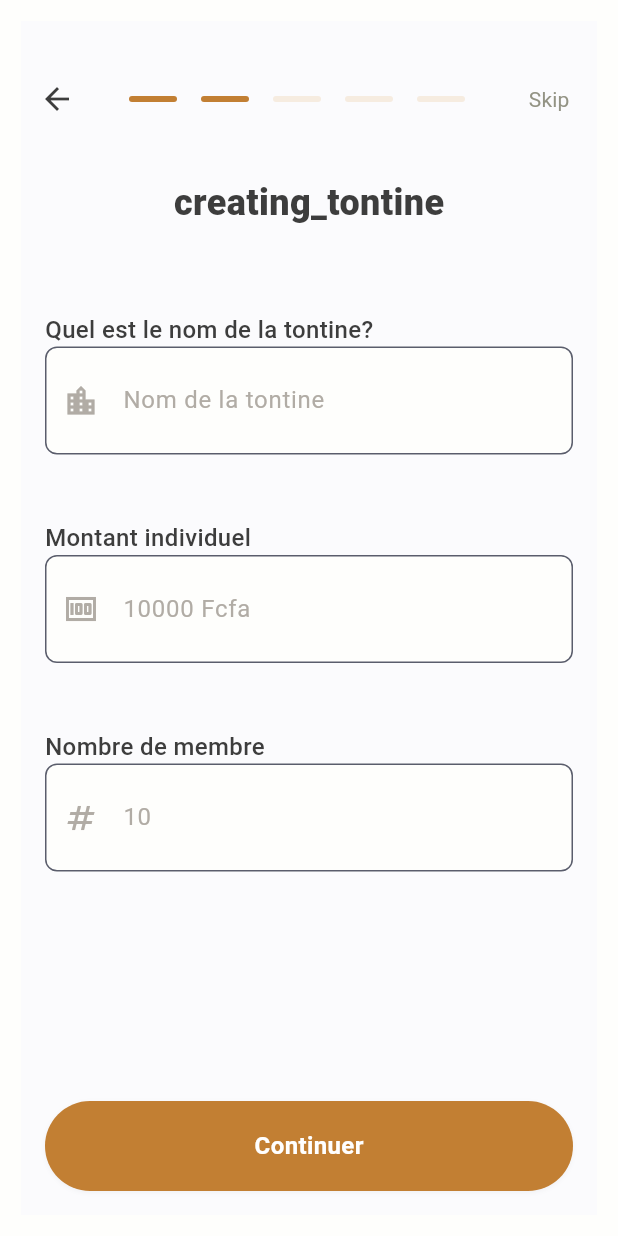
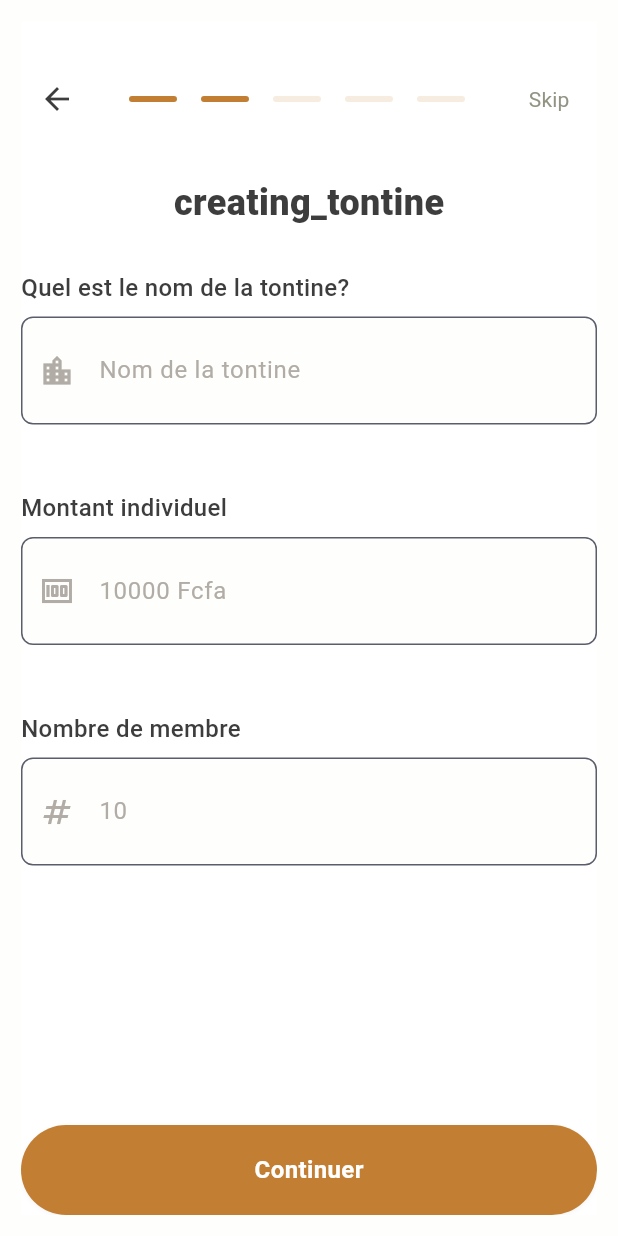
Before and after one commit to konnofuente/manzon, a Flutter app: the CreateTontinePage screen opened by its route, after a tap on "Skip", on a phone screen of 412 x 824 dp. Run offline on Flutter 3.47's test engine with Material 3 defaults, Android fonts, the light colour scheme and no system bars; our stand-ins replace cloud_firestore, connectivity_plus, contacts_service, equatable, firebase_auth, firebase_core and 10 more; missing offline and left inert: connection_notifier, firebase_app_check; accounts and stored records are empty; network calls fail; Roboto replaces fonts that are missing (Rubik); project files that could hold a hidden picture were left out.

Commit message:
refactor(app): #15 updated design

```diff
--- a/lib/presentation/controllers/create_association_controller.dart
+++ b/lib/presentation/controllers/create_association_controller.dart
@@ -9,7 +9,6 @@ import 'package:manzon/presentation/widgets/toast_utils.dart';
 import 'package:manzon/app/config/routes/app_route_names.dart';
 import 'package:manzon/app/services/connectivity_service.dart';
 import '../../domain/usecases/export_domain_repositories.dart';
-import 'package:manzon/domain/entities/association_entity.dart';
 import 'package:manzon/infrastructure/services/local_storage_service.dart';
 
 class CreateAssociationController extends GetxController {
--- a/lib/presentation/pages/create_tontine/components/financial_information.dart
+++ b/lib/presentation/pages/create_tontine/components/financial_information.dart
@@ -10,15 +10,19 @@ class FinancialInformation extends StatelessWidget {
 
   @override
   Widget build(BuildContext context) {
-    return Padding(
-      padding: const EdgeInsets.all(16.0),
-      child: Column(
+    return Column(
       crossAxisAlignment: CrossAxisAlignment.start,
       children: [
         Text('Type d\'amande',
             style: getMediumStyle(
                 color: AppColors.blackNormal, fontSize: FontSize.s16)),
-          Row(
+        Container(
+          width: double.infinity,
+          padding: EdgeInsetsDirectional.symmetric(vertical: AppPadding.p18),
+          child: Row(
+            children: [
+              Expanded(
+                child: Row(
                   children: [
                     Radio(
                       value: 'Pourcentage',
@@ -28,6 +32,12 @@ class FinancialInformation extends StatelessWidget {
                       },
                     ),
                     Text('Pourcentage'),
+                  ],
+                ),
+              ),
+              Expanded(
+                child: Row(
+                  children: [
                     Radio(
                       value: 'Montant fixe',
                       groupValue: controller.penaltyType.value,
@@ -38,6 +48,15 @@ class FinancialInformation extends StatelessWidget {
                     Text('Montant fixe'),
                   ],
                 ),
+              ),
+            ],
+          ),
+        ),
+        Text('Entrer le pourcentage',
+            style: getMediumStyle(
+                color: AppColors.blackNormal, fontSize: FontSize.s16)),
+        SizedBox(height: AppSize.s8),
+
         TextFieldWidget(
           prefixIcon: Icons.percent,
           hintText: "Entrer le pourcentage".tr,
@@ -46,10 +65,12 @@ class FinancialInformation extends StatelessWidget {
           keyboardType: TextInputType.number,
           readOnly: false,
         ),
-          SizedBox(height: AppSize.s16),
+        // SizedBox(height: AppSize.s14),
         Text('Frequence de bouffe',
             style: getMediumStyle(
                 color: AppColors.blackNormal, fontSize: FontSize.s16)),
+        Column(
+          children: [
             Row(
               children: [
                 Radio(
@@ -61,6 +82,10 @@ class FinancialInformation extends StatelessWidget {
                   },
                 ),
                 Text('Toutes les semaines'),
+              ],
+            ),
+            Row(
+              children: [
                 Radio(
                   value: ContributionFrequency.monthly,
                   groupValue: controller.contributionFrequency.value,
@@ -72,30 +97,40 @@ class FinancialInformation extends StatelessWidget {
                 Text('Tous les mois'),
               ],
             ),
+          ],
+        ),
         SizedBox(height: AppSize.s16),
         Text('Frequence de contribution',
             style: getMediumStyle(
                 color: AppColors.blackNormal, fontSize: FontSize.s16)),
+        Column(
+          children: [
             Row(
               children: [
                 Radio(
                   value: ReceiverFrequency.monthly,
                   groupValue: controller.receiverFrequency.value,
                   onChanged: (value) {
-                  controller.updateReceiverFrequency(
-                      value as ReceiverFrequency);
+                    controller
+                        .updateReceiverFrequency(value as ReceiverFrequency);
                   },
                 ),
                 Text('Toutes les semaines'),
+              ],
+            ),
+            Row(
+              children: [
                 Radio(
                   value: ReceiverFrequency.monthly,
                   groupValue: controller.receiverFrequency.value,
                   onChanged: (value) {
-                  controller.updateReceiverFrequency(
-                      value as ReceiverFrequency);
+                    controller
+                        .updateReceiverFrequency(value as ReceiverFrequency);
                   },
                 ),
                 Text('Tous les mois'),
+              ],
+            ),
           ],
         ),
         Spacer(),
@@ -108,7 +143,6 @@ class FinancialInformation extends StatelessWidget {
           borderRadius: 50.0,
         ),
       ],
-      ),
     );
   }
 }
--- a/lib/presentation/pages/create_tontine/components/tontine_information.dart
+++ b/lib/presentation/pages/create_tontine/components/tontine_information.dart
@@ -4,19 +4,25 @@ import 'package:manzon/presentation/widgets/export_widget.dart';
 import 'package:manzon/app/config/theme/export_theme_manager.dart';
 import 'package:manzon/presentation/controllers/create_tontine_controller.dart';
 
-class TontineInformation extends StatelessWidget {
+class TontineInformation extends StatefulWidget {
+  @override
+  State<TontineInformation> createState() => _TontineInformationState();
+}
+
+class _TontineInformationState extends State<TontineInformation> {
   final CreateTontineController controller = Get.find();
 
   @override
   Widget build(BuildContext context) {
-    return Padding(
-      padding: const EdgeInsets.all(16.0),
-      child: Column(
+    return Column(
       crossAxisAlignment: CrossAxisAlignment.start,
       children: [
         Text('Quel est le nom de la tontine?',
             style: getMediumStyle(
                 color: AppColors.blackNormal, fontSize: FontSize.s16)),
+        const SizedBox(
+          height: AppPadding.p8,
+        ),
         TextFieldWidget(
           prefixIcon: Icons.location_city,
           hintText: "Nom de la tontine".tr,
@@ -25,10 +31,13 @@ class TontineInformation extends StatelessWidget {
           keyboardType: TextInputType.text,
           readOnly: false,
         ),
-          SizedBox(height: AppSize.s16),
+        const SizedBox(height: AppSize.s16),
         Text('Montant individuel',
             style: getMediumStyle(
                 color: AppColors.blackNormal, fontSize: FontSize.s16)),
+        const SizedBox(
+          height: AppPadding.p8,
+        ),
         TextFieldWidget(
           prefixIcon: Icons.money,
           hintText: "10000 Fcfa".tr,
@@ -37,10 +46,13 @@ class TontineInformation extends StatelessWidget {
           keyboardType: TextInputType.number,
           readOnly: false,
         ),
-          SizedBox(height: AppSize.s16),
+        const SizedBox(height: AppSize.s16),
         Text('Nombre de membre',
             style: getMediumStyle(
                 color: AppColors.blackNormal, fontSize: FontSize.s16)),
+        const SizedBox(
+          height: AppPadding.p8,
+        ),
         TextFieldWidget(
           prefixIcon: Icons.numbers,
           hintText: "10".tr,
@@ -49,7 +61,7 @@ class TontineInformation extends StatelessWidget {
           keyboardType: TextInputType.number,
           readOnly: false,
         ),
-          Spacer(),
+        const Spacer(),
         DefaultButton(
           onTap: controller.nextStep,
           backgroundColor: AppColors.primaryNormal,
@@ -59,7 +71,6 @@ class TontineInformation extends StatelessWidget {
           borderRadius: 50.0,
         ),
       ],
-      ),
     );
   }
 }
--- a/lib/presentation/pages/create_tontine/components/verification_screen.dart
+++ b/lib/presentation/pages/create_tontine/components/verification_screen.dart
@@ -15,46 +15,97 @@ class VerificationScreen extends StatelessWidget {
       child: Column(
         crossAxisAlignment: CrossAxisAlignment.start,
         children: [
+          Center(
+            child: Column(
+              children: [
                 Text(
-            'Vérification des informations',
+                  '${controller.tontineNameController.text}/Semaine',
                   style: getBoldStyle(
-                color: AppColors.blackNormal, fontSize: FontSize.s20),
+                      color: AppColors.primaryNormal, fontSize: FontSize.s20),
                 ),
-          SizedBox(height: AppSize.s20),
+                SizedBox(height: AppSize.s10),
                 Text(
-            'Nom de la tontine : ${controller.tontineNameController.text}',
+                  '${controller.selectedMembers.length} Membres',
                   style: getRegularStyle(
                       color: AppColors.blackNormal, fontSize: FontSize.s16),
                 ),
-          SizedBox(height: AppSize.s16),
+              ],
+            ),
+          ),
+          SizedBox(height: AppSize.s40),
+          Row(
+            mainAxisAlignment: MainAxisAlignment.spaceBetween,
+            children: [
               Text(
-            'Montant individuel : ${controller.individualAmountController.text} FCFA',
+                'Montant individuel',
                 style: getRegularStyle(
                     color: AppColors.blackNormal, fontSize: FontSize.s16),
               ),
-          SizedBox(height: AppSize.s16),
               Text(
-            'Nombre de membres : ${controller.numberOfMembersController.text}',
+                '${controller.individualAmountController.text} FCFA',
                 style: getRegularStyle(
                     color: AppColors.blackNormal, fontSize: FontSize.s16),
               ),
-          SizedBox(height: AppSize.s16),
+            ],
+          ),
+          SizedBox(height: AppSize.s20),
+          Row(
+            mainAxisAlignment: MainAxisAlignment.spaceBetween,
+            children: [
               Text(
-            'Amande : ${controller.penaltyAmountController.text}%',
+                'Amande',
                 style: getRegularStyle(
                     color: AppColors.blackNormal, fontSize: FontSize.s16),
               ),
-          SizedBox(height: AppSize.s16),
               Text(
-            'Fréquence de bouffe : ${controller.contributionFrequency.value == ContributionFrequency.weekly ? 'Toutes les semaines' : 'Tous les mois'}',
+                '${controller.penaltyAmountController.text}%',
                 style: getRegularStyle(
                     color: AppColors.blackNormal, fontSize: FontSize.s16),
               ),
-          SizedBox(height: AppSize.s16),
+            ],
+          ),
+          SizedBox(height: AppSize.s20),
+          Row(
+            mainAxisAlignment: MainAxisAlignment.spaceBetween,
+            children: [
               Text(
-            'Fréquence de contribution : ${controller.receiverFrequency.value == ReceiverFrequency.monthly ? 'Tous les mois' : 'Tous les mois'}',
+                'Fréquence de bouffe',
                 style: getRegularStyle(
                     color: AppColors.blackNormal, fontSize: FontSize.s16),
+              ),
+              Text(
+                controller.receiverFrequency.value == ReceiverFrequency.monthly
+                    ? 'Tous les mois'
+                    : controller.receiverFrequency.value ==
+                            ReceiverFrequency.biMonthly
+                        ? 'Tous les deux mois'
+                        : 'Tous les trimestres',
+                style: getRegularStyle(
+                    color: AppColors.blackNormal, fontSize: FontSize.s16),
+              ),
+            ],
+          ),
+          SizedBox(height: AppSize.s20),
+          Row(
+            mainAxisAlignment: MainAxisAlignment.spaceBetween,
+            children: [
+              Text(
+                'Fréquence de contribution',
+                style: getRegularStyle(
+                    color: AppColors.blackNormal, fontSize: FontSize.s16),
+              ),
+              Text(
+                controller.contributionFrequency.value ==
+                        ContributionFrequency.weekly
+                    ? 'Toutes les semaines'
+                    : controller.contributionFrequency.value ==
+                            ContributionFrequency.biWeekly
+                        ? 'Toutes les deux semaines'
+                        : 'Tous les mois',
+                style: getRegularStyle(
+                    color: AppColors.blackNormal, fontSize: FontSize.s16),
+              ),
+            ],
           ),
           Spacer(),
           DefaultButton(
--- a/lib/presentation/pages/create_tontine/create_tontine_page.dart
+++ b/lib/presentation/pages/create_tontine/create_tontine_page.dart
@@ -6,9 +6,9 @@ import 'package:manzon/presentation/controllers/create_tontine_controller.dart';
 import '../../../infrastructure/data_sources/firebase/tontine_data_source.dart';
 import 'package:manzon/presentation/pages/create_tontine/components/export_create_tonine_component.dart';
 
-
 class CreateTontinePage extends StatelessWidget {
-  final CreateTontineController controller = Get.put(CreateTontineController(Get.put(TontineDataSource())));
+  final CreateTontineController controller =
+      Get.put(CreateTontineController(Get.put(TontineDataSource())));
 
   @override
   Widget build(BuildContext context) {
@@ -16,7 +16,7 @@ class CreateTontinePage extends StatelessWidget {
       body: Padding(
         padding: EdgeInsets.all(ScreenSize.horizontalPadding),
         child: Container(
-          decoration: BoxDecoration(color: Color(0xFFFBFBFD)),
+          decoration: BoxDecoration(color: AppColors.white),
           child: Column(
             children: [
               CustomNavigationBar(controller: controller),
@@ -26,14 +26,13 @@ class CreateTontinePage extends StatelessWidget {
                     fontSize: FontSize.s24, color: AppColors.blackNormal),
               ),
               SizedBox(
-                height: AppSize.s40,
+                height: AppSize.s28,
               ),
               Expanded(
                   child: PageView(
                 controller: controller.pageController,
                 physics: const NeverScrollableScrollPhysics(),
                 children: [
-                  // SelectMembers(),
                   OrderMembers(),
                   TontineInformation(),
                   FinancialInformation(),
@@ -83,10 +82,12 @@ class CustomNavigationBar extends StatelessWidget {
           }),
           TextButton(
             onPressed: controller.nextStep,
-            child: controller.currentStep.value < controller.totalStep ? Text('Skip',
-                style: getRegularStyle(
-                    fontSize: FontSize.s14,
-                    color: AppColors.secondaryDarkHover)) : Container(),
+            child: controller.currentStep.value < controller.totalStep
+                ? Text('Skip',
+                    style: getRegularStyle(
+                        fontSize: FontSize.s14,
+                        color: AppColors.secondaryDarkHover))
+                : Container(),
           ),
         ],
       ),
--- a/lib/presentation/pages/create_tontine/pages/select_tontine_members.dart
+++ b/lib/presentation/pages/create_tontine/pages/select_tontine_members.dart
@@ -1,7 +1,5 @@
-import 'dart:developer';
 import 'package:get/get.dart';
 import 'package:flutter/material.dart';
-import 'package:manzon/app/config/theme/style_manager.dart';
 import 'package:manzon/presentation/widgets/export_widget.dart';
 import 'package:manzon/app/config/theme/export_theme_manager.dart';
 import 'package:manzon/presentation/controllers/export_controllers.dart';
@@ -41,7 +39,7 @@ class _SelectTontineMembersState extends State<SelectTontineMembers> {
               ),
               onChanged: (value) {
                 controller.searchQuery.value =
-                    value; // Bind search input to controller
+                    value;
               },
             ),
             Expanded(
@@ -55,7 +53,7 @@ class _SelectTontineMembersState extends State<SelectTontineMembers> {
                           'Loading contacts...',
                           style: TextStyle(fontSize: 18, color: Colors.grey),
                         ),
-                        SizedBox(height: 20), // space between text and loader
+                        SizedBox(height: 20),
                         CircularProgressIndicator(),
                       ],
                     ),
```
Lines whose indentation alone changed are shown as unchanged.
